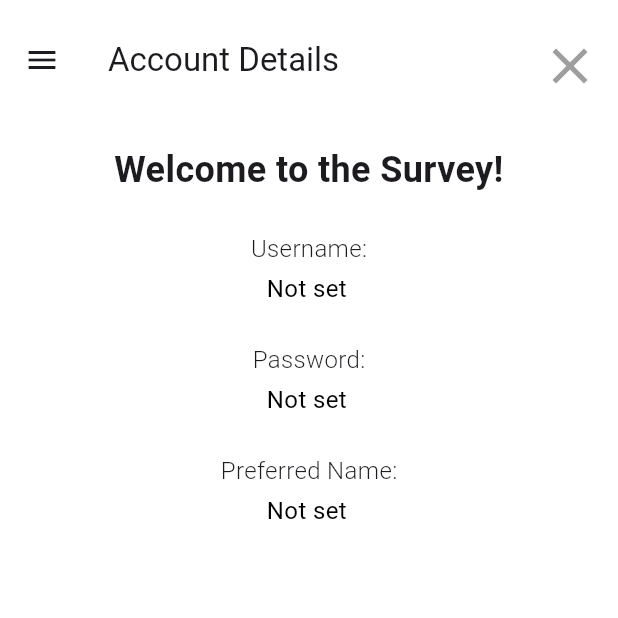
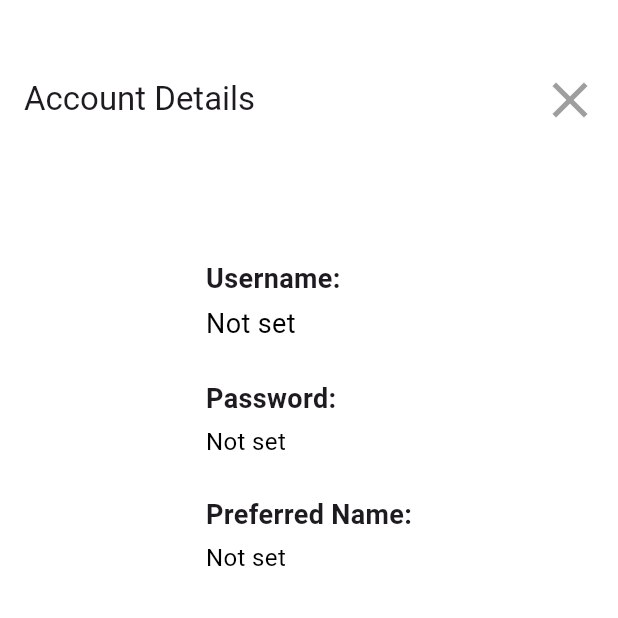
Before and after one commit to anusii/msfatigue, a Flutter app: the screen it shows after launch, in the side drawer, after a tap on "Personal settings", on a phone screen of 412 x 824 dp, the top half of it. Run offline on Flutter 3.47's test engine with Material 3 defaults, Android fonts, the phone set to English and light mode, and no system bars; our stand-ins replace equatable, flutter_bloc, flutter_markdown, gap, shared_preferences, universal_io; missing offline and left inert: rdflib, solidpod, window_manager.

Commit message:
update layout

```diff
--- a/lib/widgets/page/personal_settings.dart
+++ b/lib/widgets/page/personal_settings.dart
@@ -1,6 +1,4 @@
 import 'package:flutter/material.dart';
-
-import 'package:msfatigue/widgets/drawer/side_drawer.dart';
 
 import 'package:shared_preferences/shared_preferences.dart';
 
@@ -57,12 +55,6 @@ class _PersonalSettingsState extends State<PersonalSettings> {
 
   @override
   Widget build(BuildContext context) {
-    // Determine the welcome text.
-
-    final welcomeText = (preferredName == null || preferredName!.isEmpty)
-        ? "Welcome to the Survey!"
-        : "Welcome ${formatPreferredName(preferredName!)}!";
-
     // Determine if all credentials are present.
 
     final bool allCredentialsPresent =
@@ -71,9 +63,16 @@ class _PersonalSettingsState extends State<PersonalSettings> {
             (preferredName != null && preferredName!.isNotEmpty);
 
     return Scaffold(
+        backgroundColor: Colors.white,
         appBar: AppBar(
-        title: const Text('Account Details'),
           backgroundColor: Colors.white,
+          automaticallyImplyLeading: false,
+          title: Padding(
+            padding: const EdgeInsets.only(top: 8.0),
+            child: const Text('Account Details'),
+          ),
+          elevation: 0,
+          toolbarHeight: 125,
           actions: [
             Padding(
               padding: const EdgeInsets.only(top: 8.0, right: 8.0),
@@ -88,40 +87,29 @@ class _PersonalSettingsState extends State<PersonalSettings> {
               ),
             ),
           ],
-        elevation: 0,
-        toolbarHeight: 80,
         ),
-      drawer: SideDrawer(scaffoldKey: GlobalKey<ScaffoldState>()),
-      backgroundColor: Colors.white,
-      body: Padding(
-        padding: const EdgeInsets.all(16.0),
+        body: Center(
+          child: Padding(
+            padding: const EdgeInsets.symmetric(horizontal: 16, vertical: 24),
+            child: ConstrainedBox(
+              constraints: const BoxConstraints(maxWidth: 400),
               child: Column(
-          crossAxisAlignment: CrossAxisAlignment.center,
+                crossAxisAlignment: CrossAxisAlignment.start,
                 children: [
-            Center(
-              child: Text(
-                welcomeText,
-                style: const TextStyle(
-                  fontSize: 24,
-                  fontWeight: FontWeight.bold,
-                ),
-                textAlign: TextAlign.center,
-              ),
-            ),
                   const SizedBox(height: 24),
                   const Text(
                     "Username:",
-              style: TextStyle(fontSize: 16, fontWeight: FontWeight.w300),
+                    style: TextStyle(fontSize: 18, fontWeight: FontWeight.bold),
                   ),
                   const SizedBox(height: 4),
                   SelectableText(
                     username ?? "Not set",
-              style: const TextStyle(fontSize: 16, color: Colors.black),
+                    style: const TextStyle(fontSize: 18, color: Colors.black),
                   ),
                   const SizedBox(height: 24),
                   const Text(
                     "Password:",
-              style: TextStyle(fontSize: 16, fontWeight: FontWeight.w300),
+                    style: TextStyle(fontSize: 18, fontWeight: FontWeight.bold),
                   ),
                   const SizedBox(height: 4),
                   SelectableText(
@@ -131,7 +119,7 @@ class _PersonalSettingsState extends State<PersonalSettings> {
                   const SizedBox(height: 24),
                   const Text(
                     "Preferred Name:",
-              style: TextStyle(fontSize: 16, fontWeight: FontWeight.w300),
+                    style: TextStyle(fontSize: 18, fontWeight: FontWeight.bold),
                   ),
                   const SizedBox(height: 4),
                   SelectableText(
@@ -140,8 +128,10 @@ class _PersonalSettingsState extends State<PersonalSettings> {
                         : formatPreferredName(preferredName!),
                     style: const TextStyle(fontSize: 16, color: Colors.black),
                   ),
-            const Spacer(),
-            // Only show the "Clear Credentials" button if all credentials are present.
+
+                  const SizedBox(height: 20),
+
+                  // Clear Credentials button is only shown if all credentials are present.
 
                   if (allCredentialsPresent)
                     Center(
@@ -165,6 +155,7 @@ class _PersonalSettingsState extends State<PersonalSettings> {
                 ],
               ),
             ),
-    );
+          ),
+        ));
   }
 }
```
Lines whose indentation alone changed are shown as unchanged.
